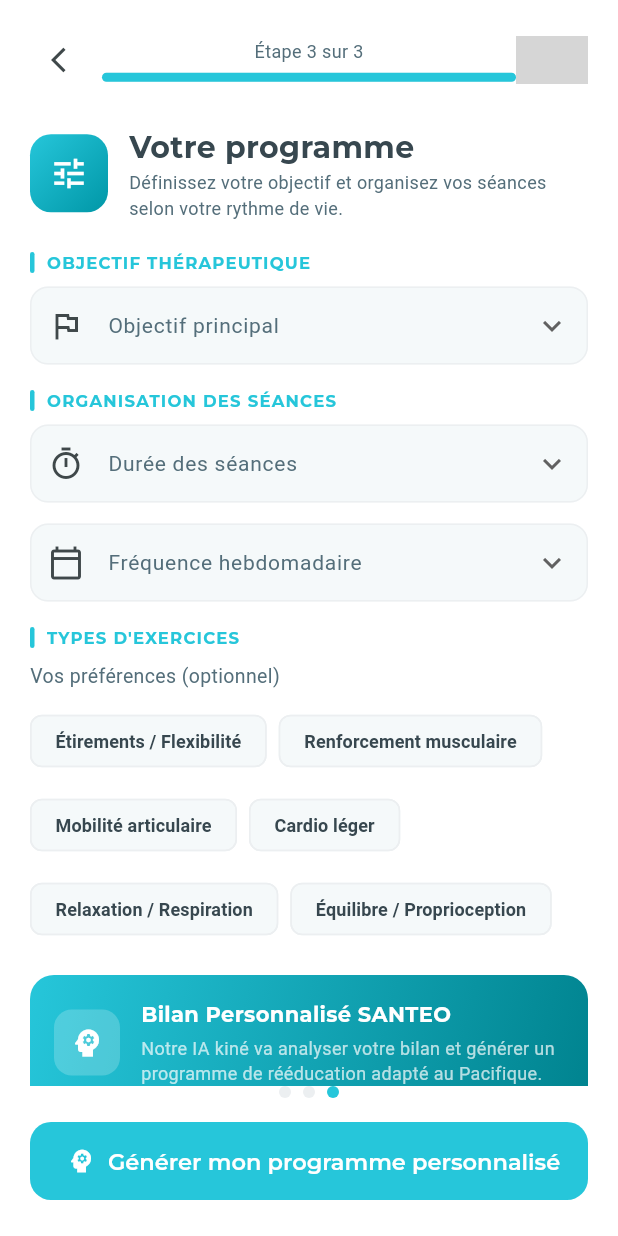
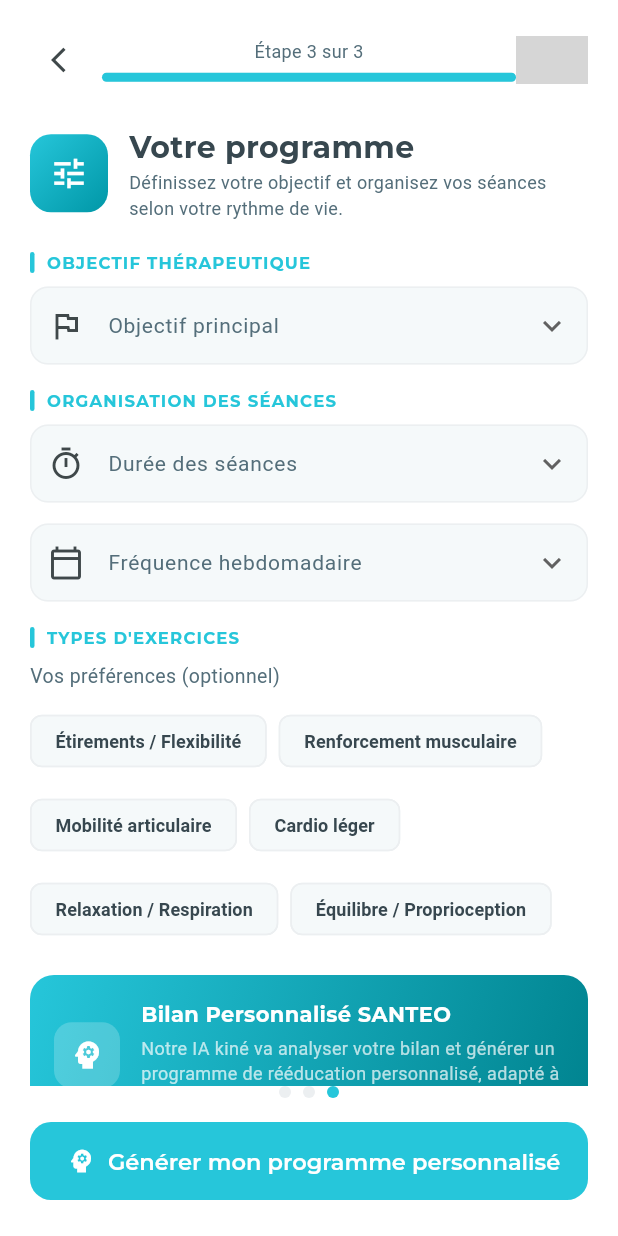
Before and after one commit to IB7513/santeo-connect, a Flutter app: the OnboardingScreen screen opened by its route, swiped to page 3, on a phone screen of 412 x 824 dp. Run offline on Flutter 3.47's test engine with Material 3 defaults, Android fonts, the phone set to English and light mode, and no system bars; drawn by our look-alikes of smooth_page_indicator; our stand-ins replace cloud_firestore, firebase_core, fl_chart, google_fonts, percent_indicator, shared_preferences and 2 more; missing offline and left inert: dart:js, dart:js_interop, dart:ui_web; accounts and stored records are empty; key blocks and very long unbroken strings in the code were emptied for the run; grey boxes are pictures that could not be loaded.

Commit message:
Fix onboarding: ajouter France + pays dans liste Territoire, corriger textes Pacifique-only

```diff
--- a/lib/core/constants/app_constants.dart
+++ b/lib/core/constants/app_constants.dart
@@ -20,16 +20,44 @@ class AppConstants {
 
   // Territories
   static const List<String> territories = [
+    // ── France ────────────────────────────────────────────
+    'France',
+    'France métropolitaine',
+    // ── DOM-TOM ───────────────────────────────────────────
+    'Réunion',
+    'Martinique',
+    'Guadeloupe',
+    'Guyane',
+    'Mayotte',
+    // ── Pacifique français ────────────────────────────────
     'Nouvelle-Calédonie',
     'Polynésie française',
     'Wallis-et-Futuna',
+    // ── Europe ────────────────────────────────────────────
+    'Belgique',
+    'Suisse',
+    'Luxembourg',
+    'Espagne',
+    'Italie',
+    'Portugal',
+    'Allemagne',
+    'Royaume-Uni',
+    // ── Afrique du Nord & Subsaharienne ───────────────────
+    'Canada',
+    'Maroc',
+    'Tunisie',
+    'Algérie',
+    'Sénégal',
+    'Côte d\'Ivoire',
+    // ── Pacifique (autres) ────────────────────────────────
     'Vanuatu',
     'Fidji',
     'Samoa',
     'Tonga',
     'Îles Cook',
     'Kiribati',
-    'Autre territoire insulaire',
+    // ── Autre ────────────────────────────────────────────
+    'Autre pays',
   ];
 
   // Health Goals
--- a/lib/screens/onboarding/onboarding_screen.dart
+++ b/lib/screens/onboarding/onboarding_screen.dart
@@ -162,7 +162,7 @@ class _OnboardingScreenState extends State<OnboardingScreen> {
       'prenom': _prenomCtrl.text.isNotEmpty ? _prenomCtrl.text : userName,
       'age': _age ?? '',
       'genre': '',
-      'localisation': _territoire ?? 'Pacifique',
+      'localisation': _territoire ?? 'France métropolitaine',
       'objectifSante': _objectif ?? '',
       'douleursActuelles': _douleursOuiNon,
       'zonesDouleur': _zonesDouleur,
@@ -229,7 +229,7 @@ class _OnboardingScreenState extends State<OnboardingScreen> {
               ),
               const SizedBox(height: 12),
               Text(
-                'Votre bilan kiné est complet !\nL\'intelligence artificielle de SANTEO Connect va maintenant générer votre programme personnalisé, adapté à votre contexte de vie dans le Pacifique.',
+                'Votre bilan kiné est complet !\nL\'intelligence artificielle de SANTEO Connect va maintenant générer votre programme personnalisé, adapté à votre profil et votre contexte de vie.',
                 textAlign: TextAlign.center,
                 style: GoogleFonts.roboto(
                     color: Colors.white.withValues(alpha: 0.9),
@@ -579,7 +579,7 @@ class _KineStep1Profil extends StatelessWidget {
                 const SizedBox(width: 12),
                 Expanded(
                   child: Text(
-                    'Ce bilan est réalisé sur le modèle d\'une consultation kiné initiale. Vos réponses permettent de générer un programme de rééducation adapté à votre profil Pacifique.',
+                    'Ce bilan est réalisé sur le modèle d\'une consultation kiné initiale. Vos réponses permettent de générer un programme de rééducation entièrement adapté à votre profil.',
                     style: GoogleFonts.roboto(
                         fontSize: 12,
                         color: AppTheme.textSecondary,
@@ -975,7 +975,7 @@ class _KineStep3Programme extends StatelessWidget {
                               fontSize: 14)),
                       const SizedBox(height: 4),
                       Text(
-                          'Notre IA kiné va analyser votre bilan et générer un programme de rééducation adapté au Pacifique.',
+                          'Notre IA kiné va analyser votre bilan et générer un programme de rééducation personnalisé, adapté à votre profil et votre territoire.',
                           style: GoogleFonts.roboto(
                               color: Colors.white70,
                               fontSize: 12,
```
